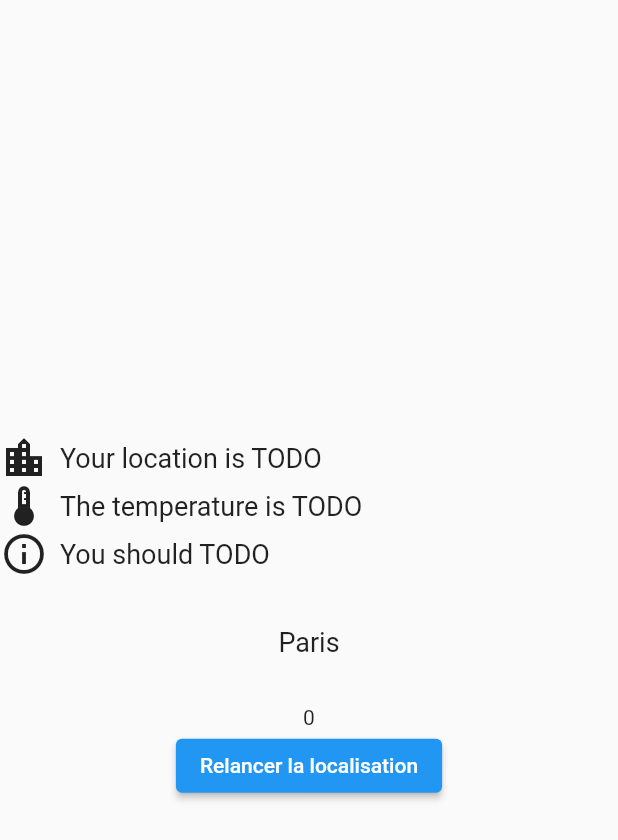
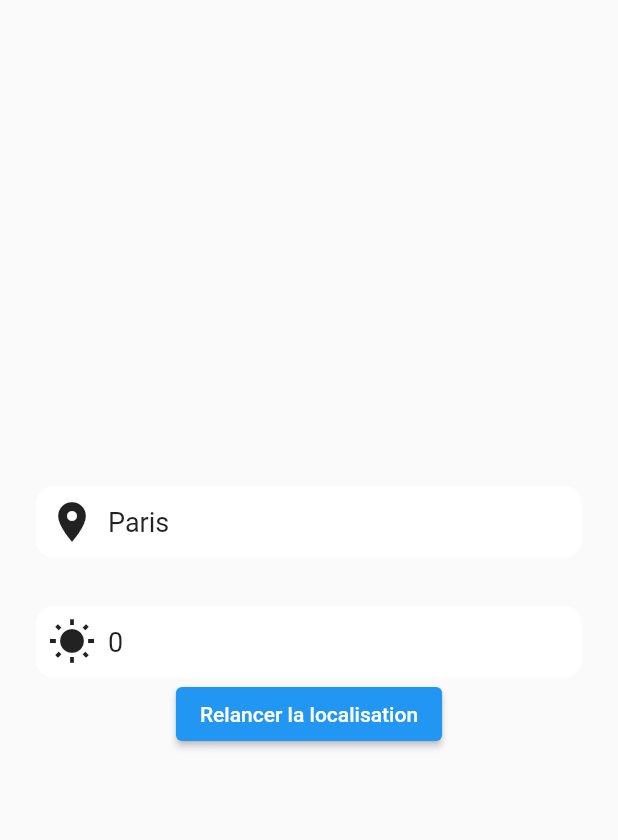
Before and after one commit to cadot-eu/flutter_getx_weather, a Flutter app: the screen it shows after launch, after a tap on "Relancer la localisation", on a phone screen of 412 x 824 dp. Shown: the top 840 px of the screen. Run offline on Flutter 3.47's test engine with Material 2 defaults, Android fonts, the phone set to English and light mode, and no system bars; our stand-ins replace get; network calls fail; statements that could not run were skipped.

Commit message:
suppresion for et passe par un template

```diff
--- a/lib/app/modules/home/views/home_view.dart
+++ b/lib/app/modules/home/views/home_view.dart
@@ -1,5 +1,6 @@
 import 'package:flutter/material.dart';
 import 'package:get/get.dart';
+import 'package:weather/app/modules/home/views/templates/row_item.dart';
 
 import '../controllers/home_controller.dart';
 
@@ -8,12 +9,6 @@ class HomeView extends GetView<HomeController> {
 
   @override
   final controller = Get.put(HomeController());
-
-  final ligne = [
-    {'icon': Icons.location_city_outlined, 'text': "Your location is TODO"},
-    {'icon': Icons.thermostat_outlined, 'text': "The temperature is TODO"},
-    {'icon': Icons.info_outline, 'text': "You should TODO"},
-  ];
 
   @override
   Widget build(BuildContext context) {
@@ -25,20 +20,15 @@ class HomeView extends GetView<HomeController> {
           child: Column(
             mainAxisAlignment: MainAxisAlignment.center,
             children: [
-              for (var item in ligne)
-                buildLocationRow(
-                  item['icon'] as IconData,
-                  item['text'] as String,
-                ),
-              const SizedBox(height: 32),
-              Text(
-                location.value.city
-                    .toString(), // Access the city property directly
-                style: const TextStyle(fontSize: 18),
+              RowItem(
+                icon: Icons.location_on,
+                text: location.value.city.toString(),
               ),
               const SizedBox(height: 32),
-              Text(
-                meteo.value.hourly?.temperature2m?.first.toString() ?? '0',
+              RowItem(
+                icon: Icons.wb_sunny,
+                text:
+                    meteo.value.hourly?.temperature2m?.first.toString() ?? '0',
               ),
               ElevatedButton(
                 onPressed: () {
--- /dev/null
+++ b/lib/app/modules/home/views/templates/row_item.dart
@@ -0,0 +1,48 @@
+import 'package:flutter/material.dart';
+
+class RowItem extends StatelessWidget {
+  // The fields have to be final because StatelessWidgets are immutable.
+  // The only way to change the content is by destroying/recreating the whole widget.
+  final String text;
+  final IconData icon;
+
+  const RowItem({
+    super.key,
+    // Using [required] keyword allows us to know the parameter name and make it non nullable.
+    required this.icon,
+    required this.text,
+  });
+
+  @override
+  Widget build(BuildContext context) {
+    return Container(
+      margin: const EdgeInsets.symmetric(horizontal: 24),
+      // the decoration allows us to customize our container
+      decoration: BoxDecoration(
+        color: Colors.white,
+        borderRadius: BorderRadius.circular(12),
+      ),
+      // We add padding to our row for extra space around it.
+      child: Padding(
+        padding: const EdgeInsets.all(8.0),
+        child: Row(
+          mainAxisAlignment: MainAxisAlignment.center,
+          children: [
+            Icon(
+              icon,
+              size: 32,
+            ),
+            const SizedBox(width: 8),
+            // This tells the Text to use the maximum space possible.
+            Expanded(
+              child: Text(
+                text,
+                style: const TextStyle(fontSize: 18),
+              ),
+            ),
+          ],
+        ),
+      ),
+    );
+  }
+}
```
